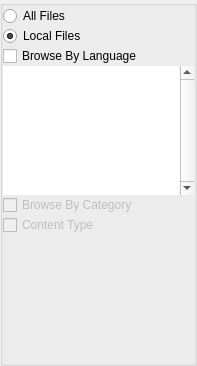
Old version of the form src/contentmanagerside.ui in the repository kiwix/kiwix-desktop.
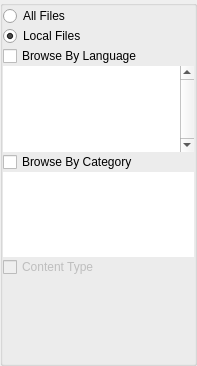
New version of the form.

Commit message:
Add a filtering by Category.
Categories are static for now.

```diff
--- a/src/contentmanagerside.ui
+++ b/src/contentmanagerside.ui
@@ -43,7 +43,7 @@
      <property name="flat">
       <bool>true</bool>
      </property>
-     <layout class="QVBoxLayout" name="verticalLayout_2" stretch="0,0,0,0,0,0,1">
+     <layout class="QVBoxLayout" name="verticalLayout_2" stretch="0,0,0,0,0,0,0,1">
       <property name="spacing">
        <number>0</number>
       </property>
@@ -126,13 +126,38 @@
       <item>
        <widget class="QCheckBox" name="categoryButton">
         <property name="enabled">
-         <bool>false</bool>
+         <bool>true</bool>
         </property>
         <property name="text">
          <string>Browse By Category</string>
         </property>
        </widget>
       </item>
+      <item>
+       <widget class="QListWidget" name="categorySelector">
+        <property name="sizePolicy">
+         <sizepolicy hsizetype="Expanding" vsizetype="Expanding">
+          <horstretch>0</horstretch>
+          <verstretch>1</verstretch>
+         </sizepolicy>
+        </property>
+        <property name="frameShape">
+         <enum>QFrame::NoFrame</enum>
+        </property>
+        <property name="frameShadow">
+         <enum>QFrame::Plain</enum>
+        </property>
+        <property name="lineWidth">
+         <number>0</number>
+        </property>
+        <property name="horizontalScrollBarPolicy">
+         <enum>Qt::ScrollBarAlwaysOff</enum>
+        </property>
+        <property name="sizeAdjustPolicy">
+         <enum>QAbstractScrollArea::AdjustToContents</enum>
+        </property>
+       </widget>
+      </item>
       <item>
        <widget class="QCheckBox" name="contentTypeButton">
         <property name="enabled">
```
Left out of the diff: 9 changed lines with no effect on the pictures. The commit also changes 6 other files.
